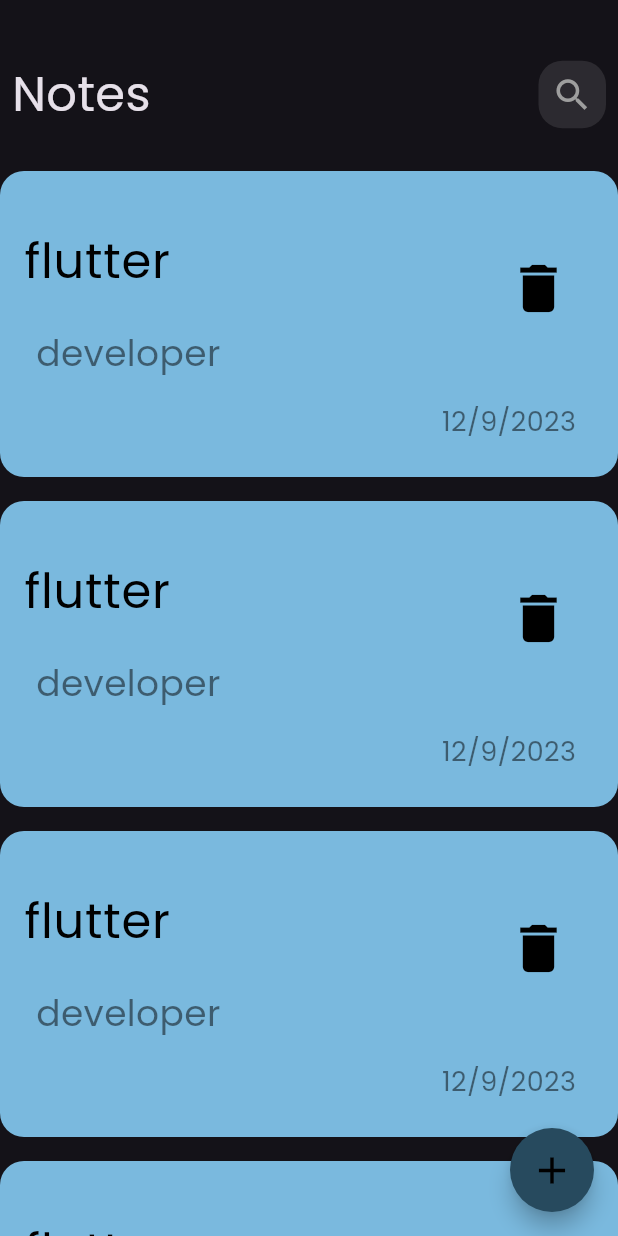
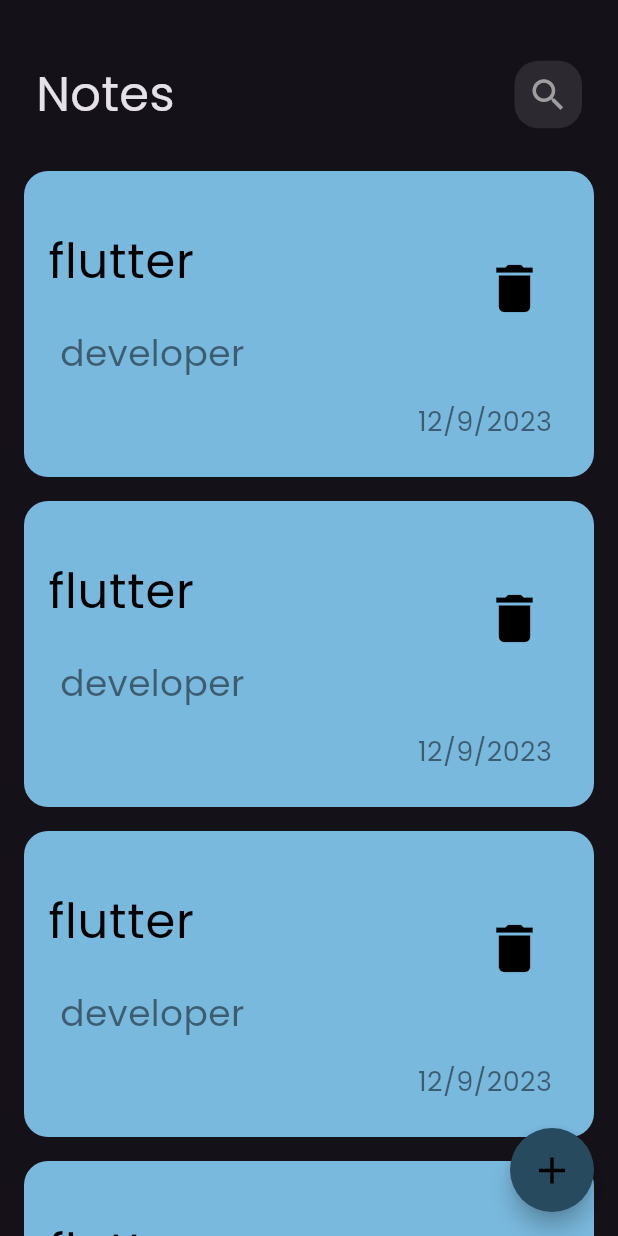
Before and after one commit to walidgamal010633/Notes_App, a Flutter app: the screen it shows after launch, on a phone screen of 412 x 824 dp. Run offline on Flutter 3.47's test engine with Material 3 defaults, Android fonts, the phone set to English and light mode, and no system bars.

```diff
--- a/lib/view/widget/note_view_body.dart
+++ b/lib/view/widget/note_view_body.dart
@@ -7,7 +7,10 @@ class noteViewBody extends StatelessWidget {
 
   @override
   Widget build(BuildContext context) {
-    return  Column(
+    return  Container(
+      child: Padding(
+        padding: const EdgeInsets.symmetric(horizontal: 16),
+        child: Column(
             children: [
               SizedBox(height: 40,),
               customappbar(icon: Icon(Icons.search,size: 28,color: Colors.grey,),
@@ -16,6 +19,8 @@ class noteViewBody extends StatelessWidget {
               SizedBox(height: 20,),
               Expanded(child: notelistview()),
             ],
+          ),
+      ),
     );
   }
 }
```
Also changed, not shown: lib/model/note_model.dart (added, +13 -0 lines). Lines whose indentation alone changed are shown as unchanged.
